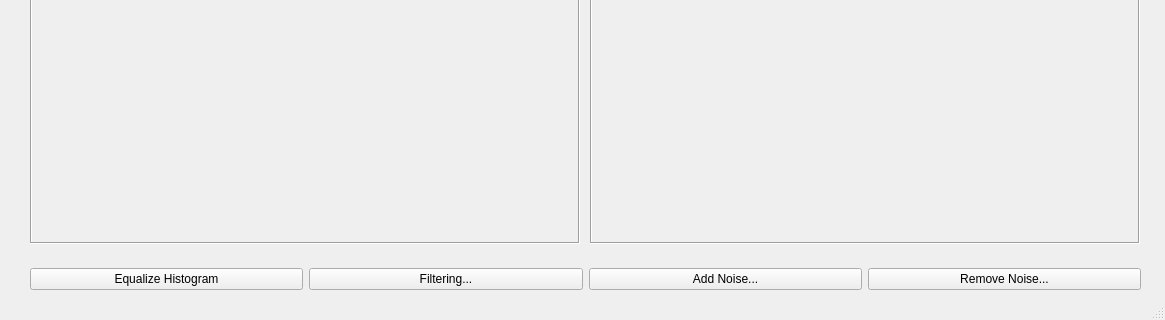
Qt form gui/mainWindow_ui.ui (atazmi/Image-Processing-GUI-ToolBox) before a commit; both pictures show x 0 to 1165 and y 526 to 846 of the 1165 by 846 pixel window.
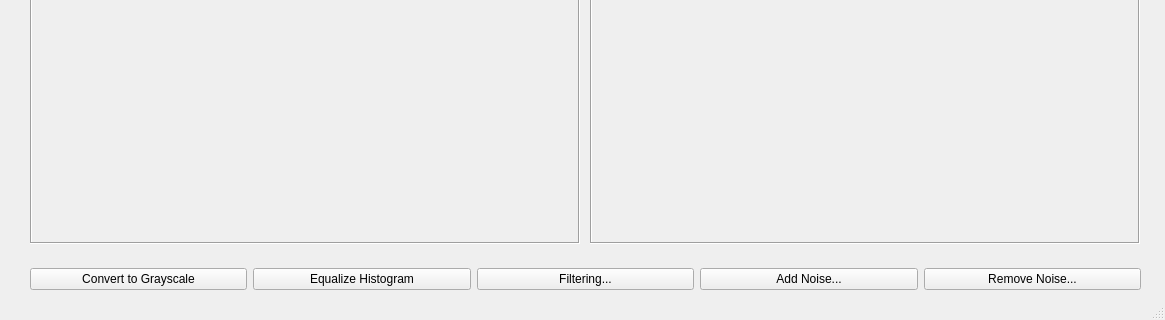
The same form after that commit.

Patch:
```diff
--- a/gui/mainWindow_ui.ui
+++ b/gui/mainWindow_ui.ui
@@ -113,6 +113,13 @@
      </rect>
     </property>
     <layout class="QHBoxLayout" name="horizontalLayout">
+     <item>
+      <widget class="QPushButton" name="cvttograyscale_Button">
+       <property name="text">
+        <string>Convert to Grayscale</string>
+       </property>
+      </widget>
+     </item>
      <item>
       <widget class="QPushButton" name="equalizeHistogram_Button">
        <property name="text">
```
Left out of the diff: 2 changed lines with no effect on the pictures.
